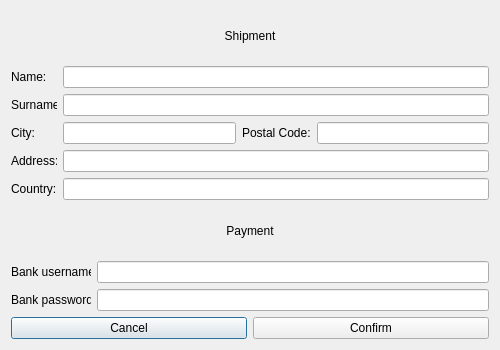
The window that orderdetailswindow.ui (szymon27/xkomx) describes before a commit, drawn with Qt 5.
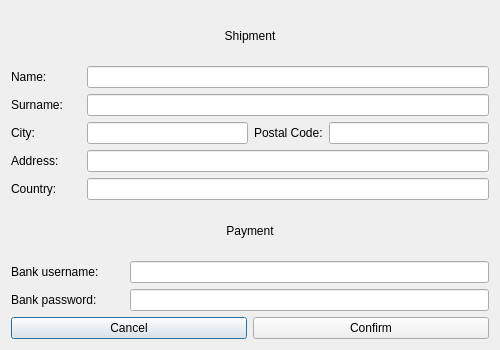
The same window after the commit.

```diff
--- a/orderdetailswindow.ui
+++ b/orderdetailswindow.ui
@@ -42,13 +42,13 @@
       <widget class="QLabel" name="lbName">
        <property name="minimumSize">
         <size>
-         <width>46</width>
+         <width>70</width>
          <height>0</height>
         </size>
        </property>
        <property name="maximumSize">
         <size>
-         <width>46</width>
+         <width>70</width>
          <height>16777215</height>
         </size>
        </property>
@@ -68,13 +68,13 @@
       <widget class="QLabel" name="lbSurname">
        <property name="minimumSize">
         <size>
-         <width>46</width>
+         <width>70</width>
          <height>0</height>
         </size>
        </property>
        <property name="maximumSize">
         <size>
-         <width>46</width>
+         <width>70</width>
          <height>16777215</height>
         </size>
        </property>
@@ -94,13 +94,13 @@
       <widget class="QLabel" name="lbCity">
        <property name="minimumSize">
         <size>
-         <width>46</width>
+         <width>70</width>
          <height>0</height>
         </size>
        </property>
        <property name="maximumSize">
         <size>
-         <width>46</width>
+         <width>70</width>
          <height>16777215</height>
         </size>
        </property>
@@ -136,13 +136,13 @@
       <widget class="QLabel" name="lbAddress">
        <property name="minimumSize">
         <size>
-         <width>46</width>
+         <width>70</width>
          <height>0</height>
         </size>
        </property>
        <property name="maximumSize">
         <size>
-         <width>46</width>
+         <width>70</width>
          <height>16777215</height>
         </size>
        </property>
@@ -162,13 +162,13 @@
       <widget class="QLabel" name="lbCountry">
        <property name="minimumSize">
         <size>
-         <width>46</width>
+         <width>70</width>
          <height>0</height>
         </size>
        </property>
        <property name="maximumSize">
         <size>
-         <width>46</width>
+         <width>70</width>
          <height>16777215</height>
         </size>
        </property>
@@ -198,13 +198,13 @@
       <widget class="QLabel" name="label_3">
        <property name="minimumSize">
         <size>
-         <width>80</width>
+         <width>113</width>
          <height>0</height>
         </size>
        </property>
        <property name="maximumSize">
         <size>
-         <width>80</width>
+         <width>113</width>
          <height>16777215</height>
         </size>
        </property>
@@ -224,13 +224,13 @@
       <widget class="QLabel" name="label_4">
        <property name="minimumSize">
         <size>
-         <width>80</width>
+         <width>113</width>
          <height>0</height>
         </size>
        </property>
        <property name="maximumSize">
         <size>
-         <width>80</width>
+         <width>113</width>
          <height>16777215</height>
         </size>
        </property>
```
